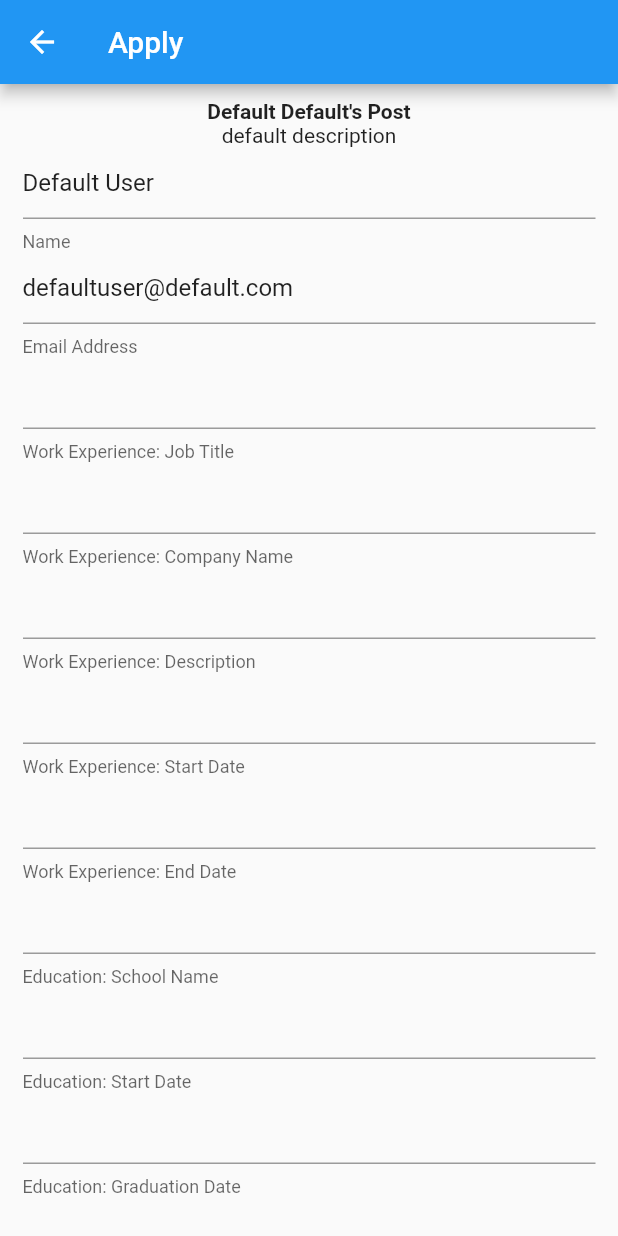
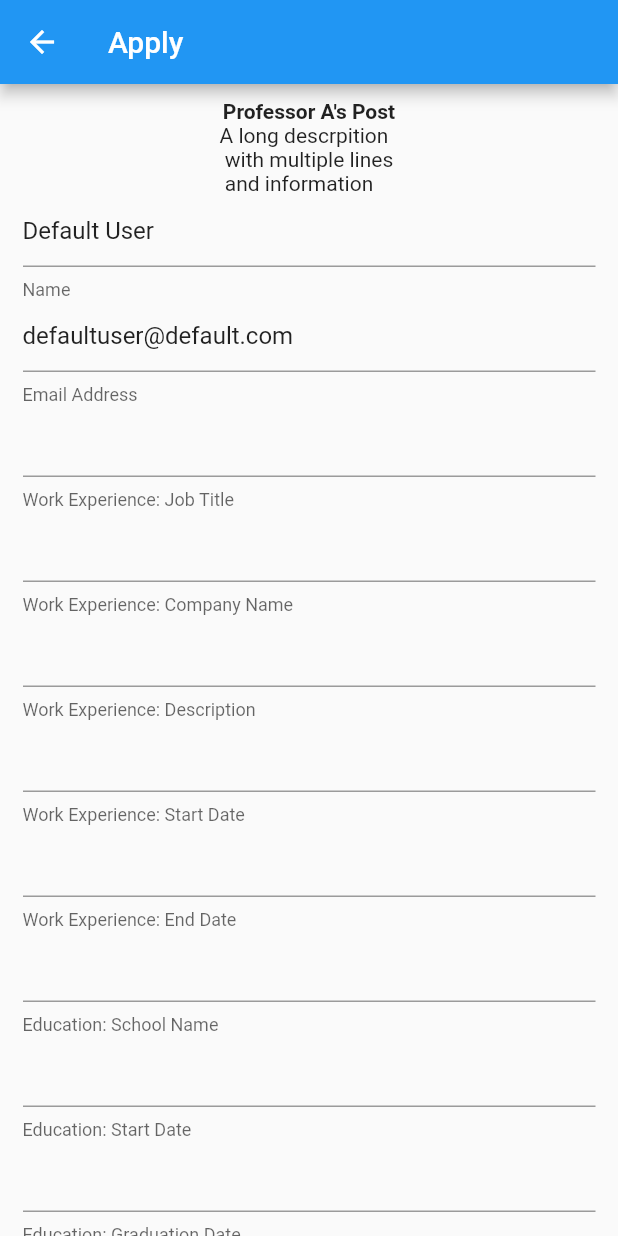
Before and after one commit to alexkobus/Boilermake-IX, a Flutter app: the StudentHome screen opened by its route, after a tap on "Apply", on a phone screen of 412 x 824 dp. Run offline on Flutter 3.47's test engine with Material 2 defaults, Android fonts, the phone set to English and light mode, and no system bars; our stand-ins replace cloud_firestore, firebase_auth, firebase_core; accounts and stored records are empty.

```diff
--- a/lib/pages/student_pages/student_home.dart
+++ b/lib/pages/student_pages/student_home.dart
@@ -1,6 +1,8 @@
 import 'package:flutter/material.dart';
 import 'package:thoughtify/models/post.dart';
 import 'package:thoughtify/models/user.dart';
+
+import 'application.dart';
 
 class StudentHome extends StatefulWidget {
   const StudentHome({Key? key}) : super(key: key);
@@ -71,7 +73,7 @@ class _StudentHomeState extends State<StudentHome> {
                         subtitle: Text(postList[index].desc),
                         trailing: ElevatedButton(
                           onPressed: () {
-                            Navigator.pushNamed(context, "/application");
+                            Navigator.push(context, MaterialPageRoute(builder: (context)=>Application(post: postList[index],)));
                           },
                             child: Text("Apply"),
                             ),
```
